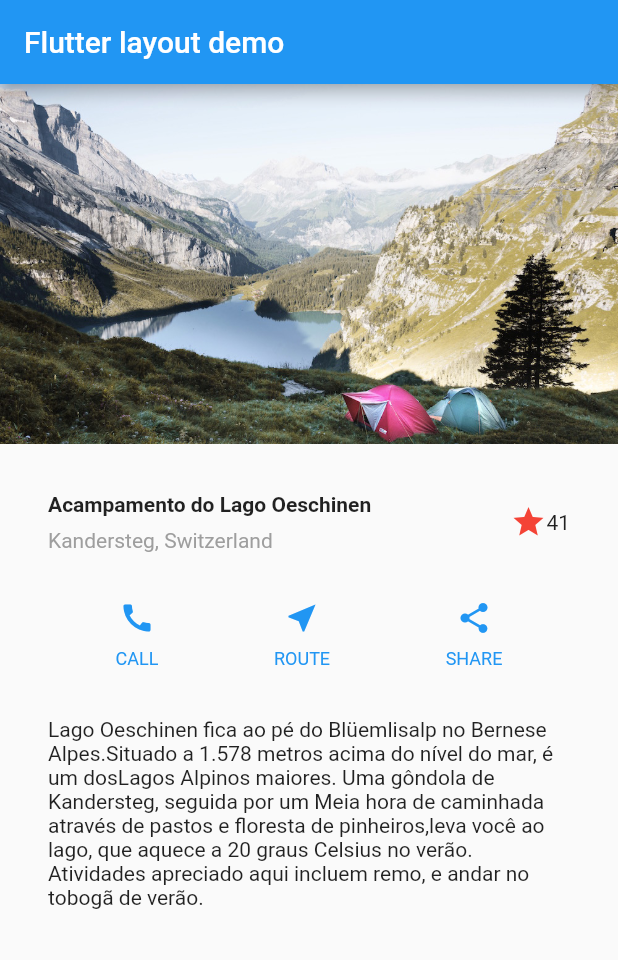
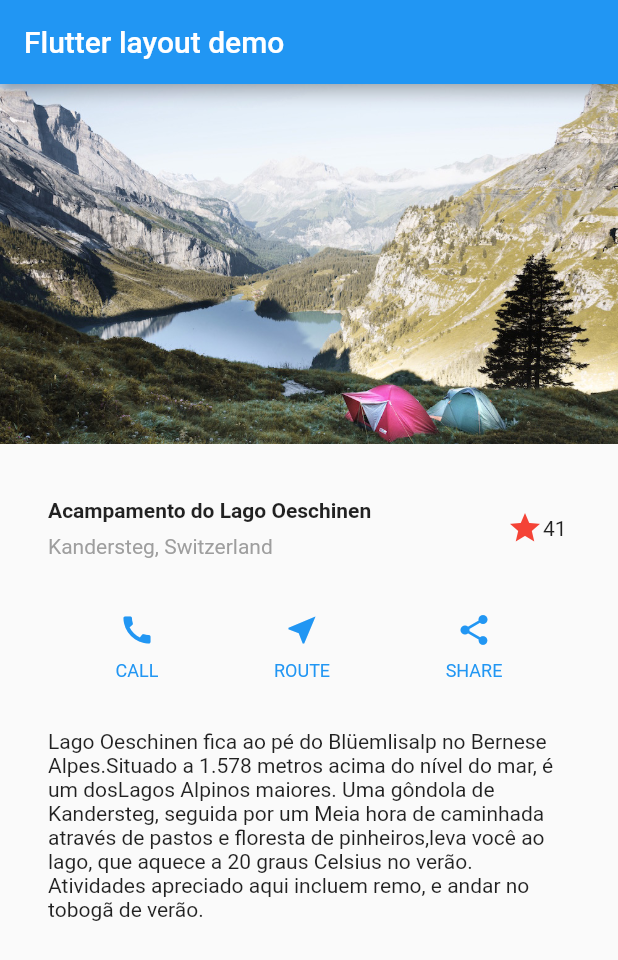
Before and after one commit to VitiNho-Dev/Flutter-Layout-Demo, a Flutter app: the screen it shows after launch, on a phone screen of 412 x 824 dp. Shown: the top 960 px of the screen. Run offline on Flutter 3.47's test engine with Material 2 defaults, Android fonts, the light colour scheme and no system bars.

Commit message:
App Alterado

```diff
--- a/lib/main.dart
+++ b/lib/main.dart
@@ -4,6 +4,7 @@ void main() {
   runApp(MyApp());
 }
 
+//------------------------- MyApp ----------------------------------
 class MyApp extends StatelessWidget {
   @override
   Widget build(BuildContext context) {
@@ -36,11 +37,7 @@ class MyApp extends StatelessWidget {
             ),
           ),
           /*3*/
-          Icon(
-            Icons.star,
-            color: Colors.red[500],
-          ),
-          Text('41'),
+          FavoriteWidget(),
         ],
       ),
     );
@@ -58,6 +55,7 @@ class MyApp extends StatelessWidget {
       ),
     );
 
+//------------------------- Implementar a seção de texto ----------------------------------
     Widget textSection = Container(
       padding: const EdgeInsets.all(32),
       child: Text(
@@ -71,6 +69,7 @@ class MyApp extends StatelessWidget {
       ),
     );
 
+//------------------------- Implementar a Seção de imagem ----------------------------------
     return MaterialApp(
       title: 'Flutter layout demo',
       home: Scaffold(
@@ -94,6 +93,7 @@ class MyApp extends StatelessWidget {
     );
   }
 
+//------------------------- Implementar a linha do Botão ----------------------------------
   Column _buildButtonColumn(Color color, IconData icon, String label) {
     return Column(
       mainAxisSize: MainAxisSize.min,
@@ -115,3 +115,52 @@ class MyApp extends StatelessWidget {
     );
   }
 }
+
+//------------------------- Subclass StatefulWidget ----------------------------------
+class FavoriteWidget extends StatefulWidget {
+  @override
+  _FavoriteWidgetSate createState() => _FavoriteWidgetSate();
+}
+
+//------------------------- Subclass Estadual ----------------------------------
+class _FavoriteWidgetSate extends State<FavoriteWidget> {
+  bool _isFavorited = true;
+  int _favoriteCount = 41;
+
+  void _toggleFavorite() {
+    setState(() {
+      if (_isFavorited) {
+        _favoriteCount -= 1;
+        _isFavorited = false;
+      } else {
+        _favoriteCount += 1;
+        _isFavorited = true;
+      }
+    });
+  }
+
+  @override
+  Widget build(BuildContext context) {
+    return Row(
+      mainAxisSize: MainAxisSize.min,
+      children: [
+        Container(
+          padding: EdgeInsets.all(0),
+          child: IconButton(
+            padding: EdgeInsets.all(0),
+            alignment: Alignment.centerRight,
+            icon: (_isFavorited ? Icon(Icons.star) : Icon(Icons.star_border)),
+            color: Colors.red[500],
+            onPressed: _toggleFavorite,
+          ),
+        ),
+        SizedBox(
+          width: 18,
+          child: Container(
+            child: Text('$_favoriteCount'),
+          ),
+        ),
+      ],
+    );
+  }
+}
```
